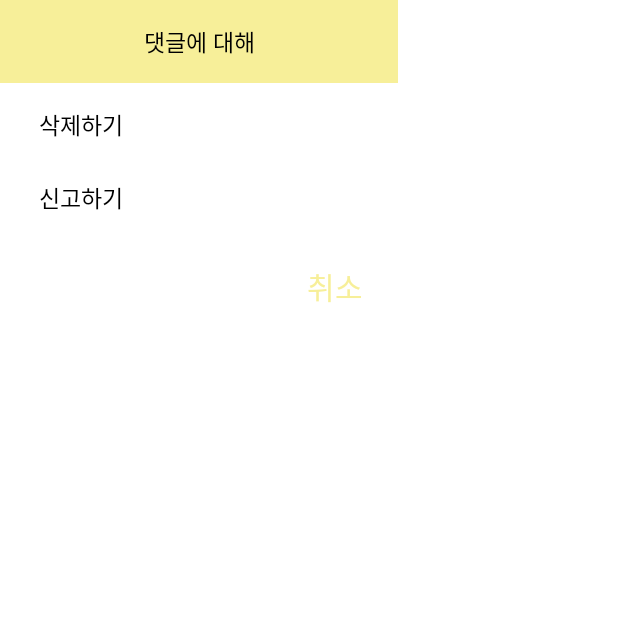
After one commit to wjdwns/SSF, an Android app: the CommentMenu screen opened directly, with no data from a screen before it, on a phone screen of 412 x 824 dp, the top half of it. The commit adds this screen. Run offline under Robolectric (Android 15) with nearby library versions, the phone set to English and light mode, and no system bars.

Commit message:
작은화면만들기도전중(아직완성아님)

```diff
--- a/app/src/main/AndroidManifest.xml
+++ b/app/src/main/AndroidManifest.xml
@@ -11,8 +11,9 @@
         android:roundIcon="@mipmap/ic_launcher_round"
         android:supportsRtl="true"
         android:theme="@style/Theme.MaterialComponents.Light.NoActionBar">
-        <activity android:name=".joinmemberActivity" ></activity>
-        <activity android:name=".CommentActivity"></activity>
+        <activity android:name=".CommentMenu"></activity>
+        <activity android:name=".joinmemberActivity" />
+        <activity android:name=".CommentActivity" />
         <activity android:name=".loginActivity" />
         <activity android:name=".Splash">
             <intent-filter>
--- a/app/src/main/java/com/example/ssf/CommentActivity.kt
+++ b/app/src/main/java/com/example/ssf/CommentActivity.kt
@@ -1,10 +1,12 @@
 package com.example.ssf
 
+import android.content.Intent
 import androidx.appcompat.app.AppCompatActivity
 import android.os.Bundle
 import androidx.recyclerview.widget.DividerItemDecoration
 import androidx.recyclerview.widget.LinearLayoutManager
 import kotlinx.android.synthetic.main.activity_comment.*
+import kotlinx.android.synthetic.main.comment_list_example.*
 
 class CommentActivity : AppCompatActivity() {
     override fun onCreate(savedInstanceState: Bundle?) {
@@ -26,6 +28,12 @@
 
         rv_comment.setHasFixedSize(true)
 
+        btn_commentMenu.setOnClickListener {
+            val intent = Intent(this, CommentMenu::class.java)
+
+
+        }
+
 
     }
 }
--- /dev/null
+++ b/app/src/main/java/com/example/ssf/CommentMenu.kt
@@ -0,0 +1,11 @@
+package com.example.ssf
+
+import androidx.appcompat.app.AppCompatActivity
+import android.os.Bundle
+
+class CommentMenu : AppCompatActivity() {
+    override fun onCreate(savedInstanceState: Bundle?) {
+        super.onCreate(savedInstanceState)
+        setContentView(R.layout.activity_comment_menu)
+    }
+}
--- /dev/null
+++ b/app/src/main/res/layout/activity_comment_menu.xml
@@ -0,0 +1,76 @@
+<?xml version="1.0" encoding="utf-8"?>
+<androidx.constraintlayout.widget.ConstraintLayout xmlns:android="http://schemas.android.com/apk/res/android"
+    xmlns:app="http://schemas.android.com/apk/res-auto"
+    xmlns:tools="http://schemas.android.com/tools"
+    android:layout_width="wrap_content"
+    android:layout_height="wrap_content"
+    tools:context=".CommentMenu">
+
+    <androidx.constraintlayout.widget.ConstraintLayout
+        android:id="@+id/constraintLayout3"
+        android:layout_width="265dp"
+        android:layout_height="wrap_content"
+        app:layout_constraintEnd_toEndOf="parent"
+        app:layout_constraintHorizontal_bias="0.0"
+        app:layout_constraintStart_toStartOf="parent"
+        app:layout_constraintTop_toTopOf="parent">
+
+        <TextView
+            android:id="@+id/tv_menutitle"
+            android:layout_width="0dp"
+            android:layout_height="55dp"
+            android:background="#F7EF99"
+            android:gravity="center"
+            android:text="댓글에 대해"
+            android:textColor="#000000"
+            android:textSize="15sp"
+            android:textStyle="normal"
+            app:layout_constraintBottom_toTopOf="@+id/textView2"
+            app:layout_constraintEnd_toEndOf="parent"
+            app:layout_constraintStart_toStartOf="parent"
+            app:layout_constraintTop_toTopOf="parent" />
+
+        <TextView
+            android:id="@+id/textView2"
+            android:layout_width="wrap_content"
+            android:layout_height="wrap_content"
+            android:layout_marginStart="26dp"
+            android:layout_marginLeft="26dp"
+            android:layout_marginTop="16dp"
+            android:text="삭제하기"
+            android:textColor="#000000"
+            android:textSize="15sp"
+            app:layout_constraintBottom_toTopOf="@+id/textView3"
+            app:layout_constraintStart_toStartOf="parent"
+            app:layout_constraintTop_toBottomOf="@+id/tv_menutitle" />
+
+        <TextView
+            android:id="@+id/textView3"
+            android:layout_width="wrap_content"
+            android:layout_height="wrap_content"
+            android:layout_marginStart="26dp"
+            android:layout_marginLeft="26dp"
+            android:layout_marginTop="25dp"
+            android:layout_marginBottom="24dp"
+            android:text="신고하기"
+            android:textColor="#000000"
+            android:textSize="15sp"
+            app:layout_constraintBottom_toTopOf="@+id/textView4"
+            app:layout_constraintStart_toStartOf="parent"
+            app:layout_constraintTop_toBottomOf="@+id/textView2" />
+
+        <TextView
+            android:id="@+id/textView4"
+            android:layout_width="0dp"
+            android:layout_height="47dp"
+            android:gravity="center|end"
+            android:text="취소     "
+            android:textColor="#F7EF99"
+            android:textSize="20sp"
+            app:layout_constraintBottom_toBottomOf="parent"
+            app:layout_constraintEnd_toEndOf="parent"
+            app:layout_constraintStart_toStartOf="parent"
+            app:layout_constraintTop_toBottomOf="@+id/textView3" />
+    </androidx.constraintlayout.widget.ConstraintLayout>
+
+</androidx.constraintlayout.widget.ConstraintLayout>
```
